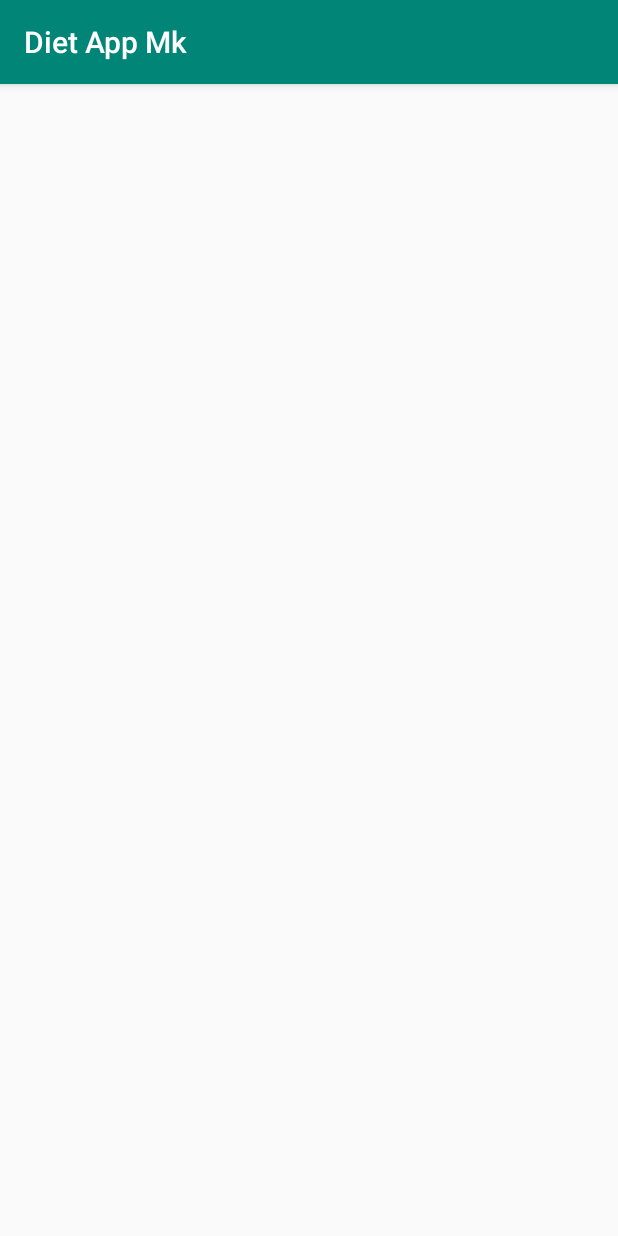
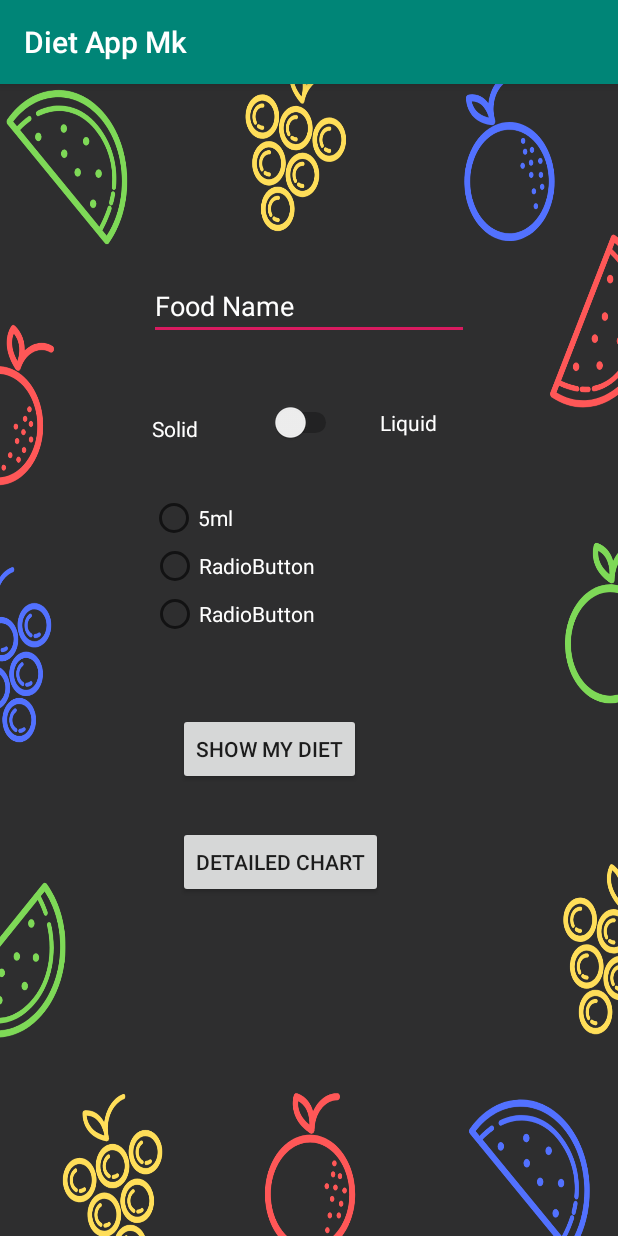
Before and after one commit to dsc-gtbit/hacktober-2019-health, an Android app: the AddDetailActivity screen opened directly, with no data from a screen before it, on a phone screen of 412 x 824 dp. Run offline under Robolectric (Android 15) with nearby library versions, the phone set to English and light mode, and no system bars.

Commit message:
last commit for now

```diff
--- a/DietAppMk/app/src/main/AndroidManifest.xml
+++ b/DietAppMk/app/src/main/AndroidManifest.xml
@@ -9,7 +9,9 @@
         android:roundIcon="@mipmap/ic_launcher_round"
         android:supportsRtl="true"
         android:theme="@style/AppTheme">
-        <activity android:name=".HeadacheActivity"></activity>
+        <activity android:name=".DetailedChartActivity"></activity>
+        <activity android:name=".ShowDiet" />
+        <activity android:name=".HeadacheActivity" />
         <activity android:name=".WeightGainActivity" />
         <activity android:name=".WeightLossActivity" />
         <activity android:name=".AppointmentActivity" />
--- a/DietAppMk/app/src/main/java/com/example/dietappmk/AddDetailActivity.java
+++ b/DietAppMk/app/src/main/java/com/example/dietappmk/AddDetailActivity.java
@@ -2,6 +2,7 @@ package com.example.dietappmk;
 
 import androidx.appcompat.app.AppCompatActivity;
 
+import android.content.Intent;
 import android.os.Bundle;
 import android.view.View;
 
@@ -14,4 +15,14 @@ public class AddDetailActivity extends AppCompatActivity {
     }
 
 
+    public void showDiet(View view) {
+        Intent i = new Intent(AddDetailActivity.this, ShowDiet.class);
+        startActivity(i);
+    }
+
+    public void detailedChart(View view) {
+        Intent i = new Intent(AddDetailActivity.this, DetailedChartActivity.class);
+        startActivity(i);
+
+    }
 }
--- /dev/null
+++ b/DietAppMk/app/src/main/java/com/example/dietappmk/DetailedChartActivity.java
@@ -0,0 +1,14 @@
+package com.example.dietappmk;
+
+import androidx.appcompat.app.AppCompatActivity;
+
+import android.os.Bundle;
+
+public class DetailedChartActivity extends AppCompatActivity {
+
+    @Override
+    protected void onCreate(Bundle savedInstanceState) {
+        super.onCreate(savedInstanceState);
+        setContentView(R.layout.activity_detailed_chart);
+    }
+}
--- /dev/null
+++ b/DietAppMk/app/src/main/java/com/example/dietappmk/ShowDiet.java
@@ -0,0 +1,14 @@
+package com.example.dietappmk;
+
+import androidx.appcompat.app.AppCompatActivity;
+
+import android.os.Bundle;
+
+public class ShowDiet extends AppCompatActivity {
+
+    @Override
+    protected void onCreate(Bundle savedInstanceState) {
+        super.onCreate(savedInstanceState);
+        setContentView(R.layout.activity_show_diet);
+    }
+}
--- a/DietAppMk/app/src/main/res/layout/activity_add_detail.xml
+++ b/DietAppMk/app/src/main/res/layout/activity_add_detail.xml
@@ -1,10 +1,114 @@
 <?xml version="1.0" encoding="utf-8"?>
-<LinearLayout xmlns:android="http://schemas.android.com/apk/res/android"
+<androidx.constraintlayout.widget.ConstraintLayout xmlns:android="http://schemas.android.com/apk/res/android"
     xmlns:app="http://schemas.android.com/apk/res-auto"
     xmlns:tools="http://schemas.android.com/tools"
     android:layout_width="match_parent"
     android:layout_height="match_parent"
+    android:background="@drawable/bg"
     tools:context=".AddDetailActivity">
 
 
-</LinearLayout>
+    <EditText
+        android:id="@+id/editText"
+        android:layout_width="wrap_content"
+        android:layout_height="wrap_content"
+        android:layout_marginTop="125dp"
+        android:ems="10"
+        android:inputType="textPersonName"
+        android:text="Food Name"
+        android:textColor="#ffffff"
+        android:textColorHint="#ffffff"
+        app:layout_constraintEnd_toEndOf="parent"
+        app:layout_constraintStart_toStartOf="parent"
+        app:layout_constraintTop_toTopOf="parent" />
+
+    <TextView
+        android:id="@+id/textView4"
+        android:layout_width="wrap_content"
+        android:layout_height="wrap_content"
+        android:layout_marginEnd="21dp"
+        android:text="Liquid"
+        android:textColor="#ffffff"
+        android:textColorHint="#ffffff"
+        app:layout_constraintBaseline_toBaselineOf="@+id/switch1"
+        app:layout_constraintEnd_toEndOf="@+id/editText" />
+
+    <Button
+        android:id="@+id/button6"
+        android:layout_width="wrap_content"
+        android:layout_height="wrap_content"
+        android:layout_marginTop="27dp"
+        android:text="detailed chart"
+        android:onClick="detailedChart"
+        app:layout_constraintStart_toStartOf="@+id/button5"
+        app:layout_constraintTop_toBottomOf="@+id/button5" />
+
+    <Button
+        android:id="@+id/button5"
+        android:onClick="showDiet"
+        android:layout_width="wrap_content"
+        android:layout_height="wrap_content"
+        android:layout_marginStart="18dp"
+        android:layout_marginTop="50dp"
+        android:text="Show My Diet"
+        app:layout_constraintStart_toStartOf="@+id/radioButton3"
+        app:layout_constraintTop_toBottomOf="@+id/radioButton3" />
+
+    <RadioButton
+        android:id="@+id/radioButton2"
+        android:layout_width="wrap_content"
+        android:layout_height="wrap_content"
+        android:text="RadioButton"
+        android:textColor="#ffffff"
+        android:textColorHint="#ffffff"
+        app:layout_constraintEnd_toEndOf="@+id/radioButton"
+        app:layout_constraintStart_toEndOf="@+id/radioButton"
+        app:layout_constraintTop_toBottomOf="@+id/radioButton" />
+
+    <RadioButton
+        android:id="@+id/radioButton3"
+        android:layout_width="wrap_content"
+        android:layout_height="wrap_content"
+        android:text="RadioButton"
+        android:textColor="#ffffff"
+        android:textColorHint="#ffffff"
+        app:layout_constraintEnd_toEndOf="@+id/radioButton"
+        app:layout_constraintStart_toEndOf="@+id/radioButton"
+        app:layout_constraintTop_toBottomOf="@+id/radioButton2" />
+
+    <Switch
+        android:id="@+id/switch1"
+        android:layout_width="wrap_content"
+        android:layout_height="wrap_content"
+        android:layout_marginTop="41dp"
+        android:layout_marginEnd="25dp"
+        app:layout_constraintEnd_toStartOf="@+id/textView4"
+        app:layout_constraintTop_toBottomOf="@+id/editText" />
+
+    <RadioButton
+        android:id="@+id/radioButton"
+        android:layout_width="wrap_content"
+        android:layout_height="wrap_content"
+        android:layout_marginStart="99dp"
+        android:layout_marginTop="34dp"
+        android:layout_marginEnd="98dp"
+        android:text="5ml"
+        android:textColor="#ffffff"
+        android:textColorHint="#ffffff"
+        app:layout_constraintEnd_toStartOf="@+id/textView4"
+        app:layout_constraintStart_toStartOf="parent"
+        app:layout_constraintTop_toBottomOf="@+id/switch1" />
+
+    <TextView
+        android:id="@+id/textView3"
+        android:layout_width="wrap_content"
+        android:layout_height="wrap_content"
+        android:layout_marginStart="1dp"
+        android:layout_marginBottom="34dp"
+        android:text="Solid"
+        android:textColor="#ffffff"
+        android:textColorHint="#ffffff"
+        app:layout_constraintBottom_toTopOf="@+id/radioButton"
+        app:layout_constraintStart_toStartOf="@+id/radioButton" />
+
+</androidx.constraintlayout.widget.ConstraintLayout>
--- /dev/null
+++ b/DietAppMk/app/src/main/res/layout/activity_detailed_chart.xml
@@ -0,0 +1,10 @@
+<?xml version="1.0" encoding="utf-8"?>
+<androidx.constraintlayout.widget.ConstraintLayout xmlns:android="http://schemas.android.com/apk/res/android"
+    xmlns:app="http://schemas.android.com/apk/res-auto"
+    xmlns:tools="http://schemas.android.com/tools"
+    android:layout_width="match_parent"
+    android:layout_height="match_parent"
+    tools:context=".DetailedChartActivity"
+    android:background="@drawable/nutfact">
+
+</androidx.constraintlayout.widget.ConstraintLayout>
--- /dev/null
+++ b/DietAppMk/app/src/main/res/layout/activity_show_diet.xml
@@ -0,0 +1,11 @@
+<?xml version="1.0" encoding="utf-8"?>
+<LinearLayout xmlns:android="http://schemas.android.com/apk/res/android"
+    xmlns:app="http://schemas.android.com/apk/res-auto"
+    xmlns:tools="http://schemas.android.com/tools"
+    android:layout_width="match_parent"
+    android:layout_height="match_parent"
+    android:orientation="vertical"
+    tools:context=".ShowDiet"
+    android:background="@drawable/mydieat">
+
+</LinearLayout>
```
Also changed, not shown: DietAppMk/app/src/main/res/drawable/mydieat.jpg (added), DietAppMk/app/src/main/res/drawable/nutfact.jpg (added), DietAppMk/app/src/main/res/drawable/speak.png (added).
